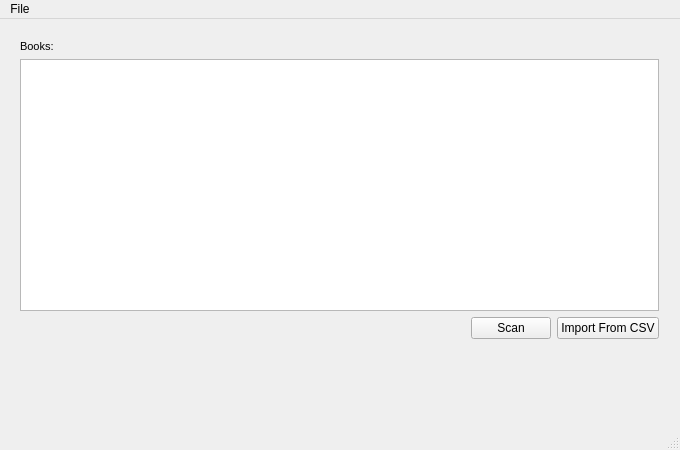
jonfast565/MiniLibrary, file src/mainwindow.ui: the form before one commit.
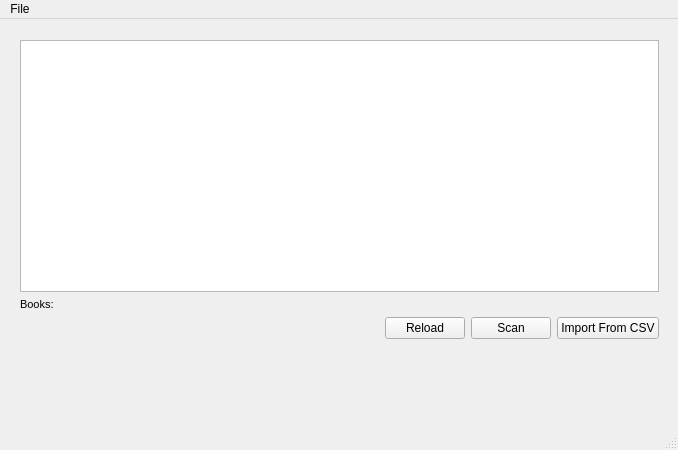
The form after the commit.

Commit message: added scan dialog

The edit to the form file:
```diff
--- a/src/mainwindow.ui
+++ b/src/mainwindow.ui
@@ -6,20 +6,26 @@
    <rect>
     <x>0</x>
     <y>0</y>
-    <width>680</width>
+    <width>678</width>
     <height>450</height>
    </rect>
   </property>
+  <property name="sizePolicy">
+   <sizepolicy hsizetype="Expanding" vsizetype="Expanding">
+    <horstretch>0</horstretch>
+    <verstretch>0</verstretch>
+   </sizepolicy>
+  </property>
   <property name="minimumSize">
    <size>
-    <width>680</width>
-    <height>450</height>
+    <width>0</width>
+    <height>0</height>
    </size>
   </property>
   <property name="maximumSize">
    <size>
-    <width>680</width>
-    <height>450</height>
+    <width>16777215</width>
+    <height>16777215</height>
    </size>
   </property>
   <property name="windowTitle">
@@ -37,8 +43,18 @@
     </property>
     <layout class="QVBoxLayout" name="verticalLayout">
      <property name="sizeConstraint">
-      <enum>QLayout::SetDefaultConstraint</enum>
+      <enum>QLayout::SetMaximumSize</enum>
      </property>
+     <item>
+      <widget class="QTableView" name="tableView">
+       <property name="maximumSize">
+        <size>
+         <width>16777215</width>
+         <height>16777215</height>
+        </size>
+       </property>
+      </widget>
+     </item>
      <item>
       <widget class="QLabel" name="label">
        <property name="font">
@@ -51,11 +67,11 @@
        </property>
       </widget>
      </item>
-     <item>
-      <widget class="QTableView" name="tableView"/>
-     </item>
      <item>
       <layout class="QHBoxLayout" name="horizontalLayout">
+       <property name="sizeConstraint">
+        <enum>QLayout::SetMaximumSize</enum>
+       </property>
        <item>
         <spacer name="horizontalSpacer">
          <property name="orientation">
@@ -69,6 +85,13 @@
          </property>
         </spacer>
        </item>
+       <item>
+        <widget class="QPushButton" name="reloadButton">
+         <property name="text">
+          <string>Reload</string>
+         </property>
+        </widget>
+       </item>
        <item>
         <widget class="QPushButton" name="scanButton">
          <property name="text">
@@ -93,7 +116,7 @@
     <rect>
      <x>0</x>
      <y>0</y>
-     <width>680</width>
+     <width>678</width>
      <height>17</height>
     </rect>
    </property>
```
The commit also changes 5 other files.
